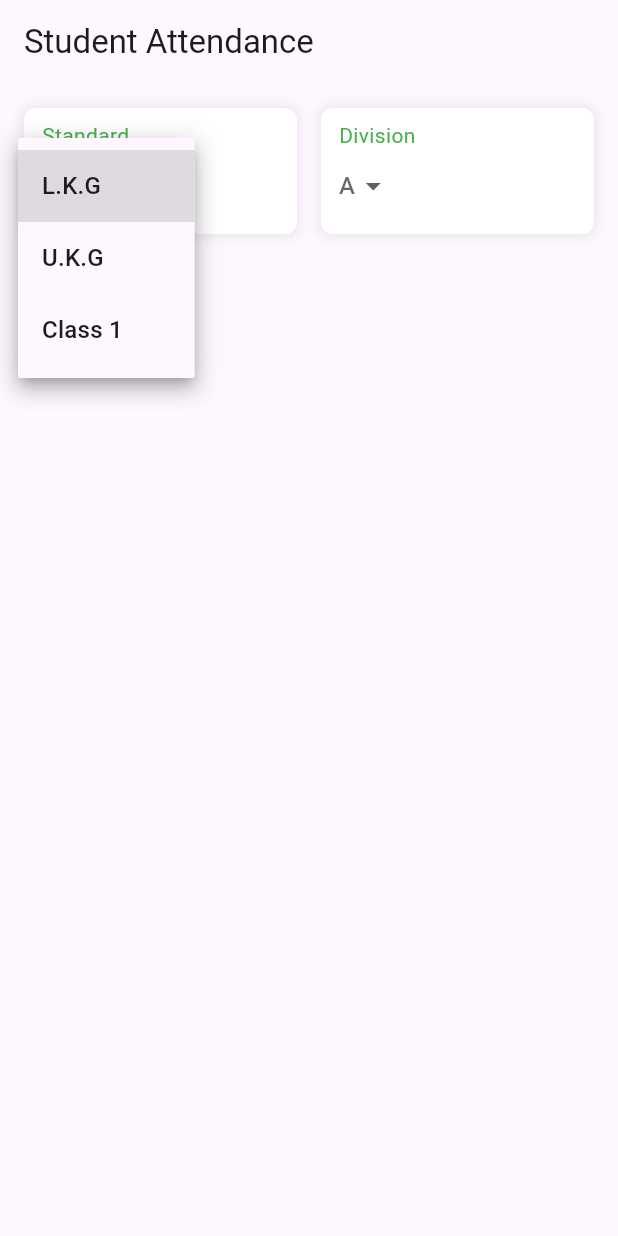
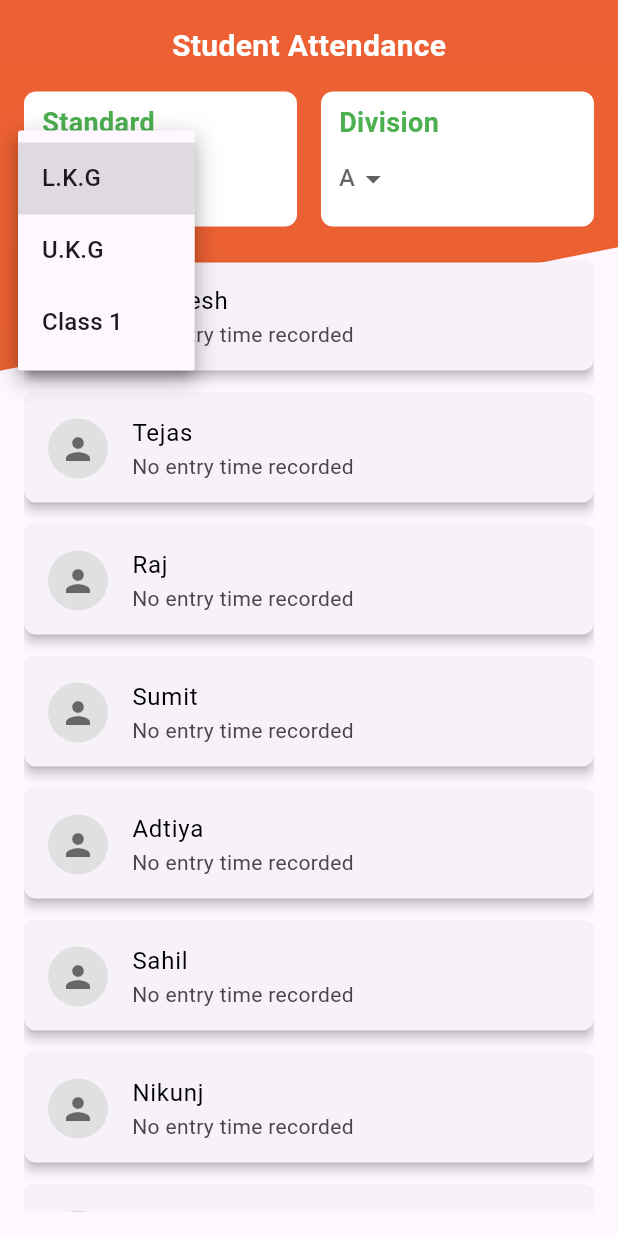
Before and after one commit to GhadeBhavesh/flutter_student_attendance, a Flutter app: the screen it shows after launch, after a tap on "L.K.G", on a phone screen of 412 x 824 dp. Run offline on Flutter 3.47's test engine with Material 3 defaults, Android fonts, the phone set to English and light mode, and no system bars.

Commit message:
ui_update

```diff
--- a/lib/main.dart
+++ b/lib/main.dart
@@ -1,15 +1,17 @@
+import 'dart:convert'; // For JSON decoding
+import 'package:flutter/services.dart'; // For loading assets
 import 'package:flutter/material.dart';
 import 'package:provider/provider.dart';
-import 'package:intl/intl.dart'; // For formatting date and time
+import 'package:intl/intl.dart';
 
 void main() {
   runApp(MyApp());
 }
 
-// State Management (using Provider)
 class AttendanceProvider with ChangeNotifier {
   String _selectedClass = '';
   String _selectedSection = '';
+  List<Student> _allStudents = [];
   List<Student> _students = [];
 
   String get selectedClass => _selectedClass;
@@ -34,80 +36,124 @@ class AttendanceProvider with ChangeNotifier {
     notifyListeners();
   }
 
+  // Load students from JSON file
+  Future<void> loadStudentsFromJson() async {
+    final String jsonString =
+        await rootBundle.loadString('assets/students.json');
+    final List<dynamic> jsonData = json.decode(jsonString);
+
+    _allStudents = jsonData.map((data) {
+      return Student(
+        name: data['name'],
+        classLevel: data['class'], // Add class and section fields
+        section: data['section'],
+        status: data['status'],
+        entryTime: data['entryTime'] != null
+            ? DateTime.parse(data['entryTime'])
+            : null,
+      );
+    }).toList();
+
+    _updateStudents(); // Initial filter
+    notifyListeners();
+  }
+
+  // Update students list based on selected class and section
   void _updateStudents() {
-    // Mock data with initial status as "None"
-    _students = List.generate(
-        10,
-        (index) => Student(
-            id: (5476 + index).toString(),
-            name: 'Student ${index + 1}',
-            status: 'None',
-            entryTime: null));
+    _students = _allStudents.where((student) {
+      final matchesClass =
+          _selectedClass.isEmpty || student.classLevel == _selectedClass;
+      final matchesSection =
+          _selectedSection.isEmpty || student.section == _selectedSection;
+      return matchesClass && matchesSection;
+    }).toList();
   }
 }
 
 class Student {
-  String id;
   String name;
+  String classLevel;
+  String section;
   String status;
   DateTime? entryTime;
 
   Student({
-    required this.id,
     required this.name,
+    required this.classLevel,
+    required this.section,
     required this.status,
-    required this.entryTime,
+    this.entryTime,
   });
 }
 
-// Main App
 class MyApp extends StatelessWidget {
   @override
   Widget build(BuildContext context) {
     return ChangeNotifierProvider(
-      create: (_) => AttendanceProvider(),
+      create: (context) => AttendanceProvider()..loadStudentsFromJson(),
       child: MaterialApp(
+        debugShowCheckedModeBanner: false,
         home: AttendancePage(),
       ),
     );
   }
 }
 
-// Attendance Page
 class AttendancePage extends StatelessWidget {
   @override
   Widget build(BuildContext context) {
     final provider = Provider.of<AttendanceProvider>(context);
 
     return Scaffold(
-      appBar: AppBar(title: Text('Student Attendance')),
-      body: Padding(
-        padding: const EdgeInsets.all(16.0),
+      body: provider.students.isEmpty
+          ? Center(child: CircularProgressIndicator())
+          : Stack(
+              children: [
+                CustomPaint(
+                  size: Size(double.infinity, double.infinity),
+                  painter: DiagonalBackgroundPainter(),
+                ),
+                SafeArea(
                   child: Column(
                     children: [
-            // Class and Section Dropdowns
-            Row(mainAxisAlignment: MainAxisAlignment.spaceBetween, children: [
+                      Padding(
+                        padding: const EdgeInsets.all(16.0),
+                        child: Center(
+                          child: Text(
+                            'Student Attendance',
+                            style: TextStyle(
+                              color: Colors.white,
+                              fontSize: 20,
+                              fontWeight: FontWeight.bold,
+                            ),
+                          ),
+                        ),
+                      ),
+                      Padding(
+                        padding: const EdgeInsets.symmetric(horizontal: 16.0),
+                        child: Row(
+                          mainAxisAlignment: MainAxisAlignment.spaceBetween,
+                          children: [
                             // Class Dropdown
                             Expanded(
                               child: Container(
-                  padding: EdgeInsets.symmetric(horizontal: 12, vertical: 8),
+                                padding: EdgeInsets.symmetric(
+                                    horizontal: 12, vertical: 8),
                                 decoration: BoxDecoration(
                                   color: Colors.white,
                                   borderRadius: BorderRadius.circular(8),
-                    boxShadow: [
-                      BoxShadow(
-                        color: Colors.grey.withOpacity(0.2),
-                        spreadRadius: 2,
-                        blurRadius: 5,
-                      ),
-                    ],
                                 ),
                                 child: Column(
                                   crossAxisAlignment: CrossAxisAlignment.start,
+                                  mainAxisAlignment:
+                                      MainAxisAlignment.spaceBetween,
                                   children: [
                                     Text(
                                       'Standard',
-                        style: TextStyle(color: Colors.green, fontSize: 14),
+                                      style: TextStyle(
+                                          color: Colors.green,
+                                          fontSize: 18,
+                                          fontWeight: FontWeight.bold),
                                     ),
                                     DropdownButtonHideUnderline(
                                       child: DropdownButton<String>(
@@ -134,24 +180,21 @@ class AttendancePage extends StatelessWidget {
                             // Section Dropdown
                             Expanded(
                               child: Container(
-                  padding: EdgeInsets.symmetric(horizontal: 12, vertical: 8),
+                                padding: EdgeInsets.symmetric(
+                                    horizontal: 12, vertical: 8),
                                 decoration: BoxDecoration(
                                   color: Colors.white,
                                   borderRadius: BorderRadius.circular(8),
-                    boxShadow: [
-                      BoxShadow(
-                        color: Colors.grey.withOpacity(0.2),
-                        spreadRadius: 2,
-                        blurRadius: 5,
-                      ),
-                    ],
                                 ),
                                 child: Column(
                                   crossAxisAlignment: CrossAxisAlignment.start,
                                   children: [
                                     Text(
                                       'Division',
-                        style: TextStyle(color: Colors.green, fontSize: 14),
+                                      style: TextStyle(
+                                          color: Colors.green,
+                                          fontSize: 18,
+                                          fontWeight: FontWeight.bold),
                                     ),
                                     DropdownButtonHideUnderline(
                                       child: DropdownButton<String>(
@@ -174,10 +217,12 @@ class AttendancePage extends StatelessWidget {
                                 ),
                               ),
                             ),
-            ]),
-            SizedBox(height: 16),
-            // Student List
+                          ],
+                        ),
+                      ),
                       Expanded(
+                        child: Padding(
+                          padding: const EdgeInsets.all(16.0),
                           child: ListView.builder(
                             itemCount: provider.students.length,
                             itemBuilder: (context, index) {
@@ -191,10 +236,11 @@ class AttendancePage extends StatelessWidget {
                                 child: ListTile(
                                   leading: CircleAvatar(
                                     backgroundColor: Colors.grey[300],
-                        child: Icon(Icons.person, color: Colors.black54),
+                                    child: Icon(Icons.person,
+                                        color: Colors.black54),
                                   ),
                                   title: Text(
-                        '${student.id} ${student.name}',
+                                    student.name,
                                     style: TextStyle(
                                       color: student.status == 'None'
                                           ? Colors.black
@@ -209,15 +255,19 @@ class AttendancePage extends StatelessWidget {
                                         : 'No entry time recorded',
                                   ),
                                   onTap: () {
-                        _showAttendanceDialog(context, provider, index);
+                                    _showAttendanceDialog(
+                                        context, provider, index);
                                   },
                                 ),
                               );
                             },
                           ),
                         ),
+                      ),
                     ],
                   ),
+                ),
+              ],
             ),
     );
   }
@@ -249,3 +299,31 @@ class AttendancePage extends StatelessWidget {
     );
   }
 }
+
+class DiagonalBackgroundPainter extends CustomPainter {
+  @override
+  void paint(Canvas canvas, Size size) {
+    final paint = Paint()
+      ..shader = LinearGradient(
+        colors: [
+          const Color.fromARGB(255, 237, 96, 53),
+          const Color.fromARGB(255, 224, 99, 37),
+        ],
+        begin: Alignment.topCenter,
+        end: Alignment.bottomCenter,
+      ).createShader(Rect.fromLTRB(0, 0, size.width, size.height));
+
+    final path = Path();
+    path.lineTo(0, size.height * 0.3);
+    path.lineTo(size.width, size.height * 0.2);
+    path.lineTo(size.width, 0);
+    path.close();
+
+    canvas.drawPath(path, paint);
+  }
+
+  @override
+  bool shouldRepaint(covariant CustomPainter oldDelegate) {
+    return false;
+  }
+}
--- a/pubspec.yaml
+++ b/pubspec.yaml
@@ -60,9 +60,8 @@ flutter:
   uses-material-design: true
 
   # To add assets to your application, add an assets section, like this:
-  # assets:
-  #   - images/a_dot_burr.jpeg
-  #   - images/a_dot_ham.jpeg
+  assets:
+    - assets/students.json
 
   # An image asset can refer to one or more resolution-specific "variants", see
   # https://flutter.dev/to/resolution-aware-images
```
Also changed, not shown: assets/students.json (added, +205 -0 lines). Lines whose indentation alone changed are shown as unchanged.
